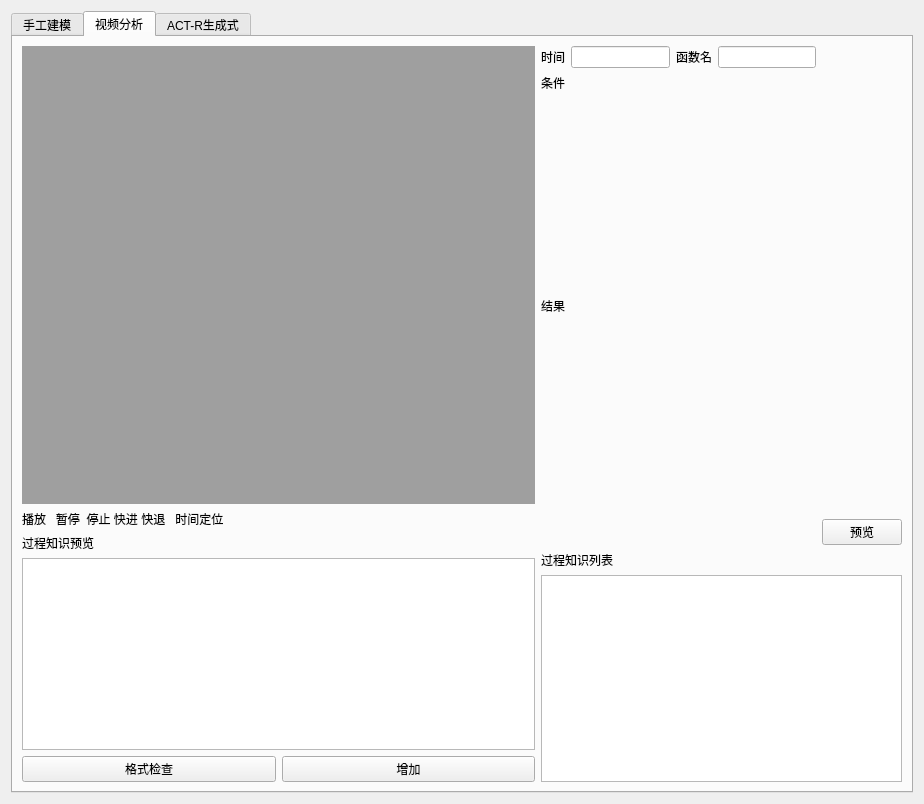
This is ui/行为分析.ui in 13385877395/HCI as Qt 5 draws it before an edit. The edited form follows.
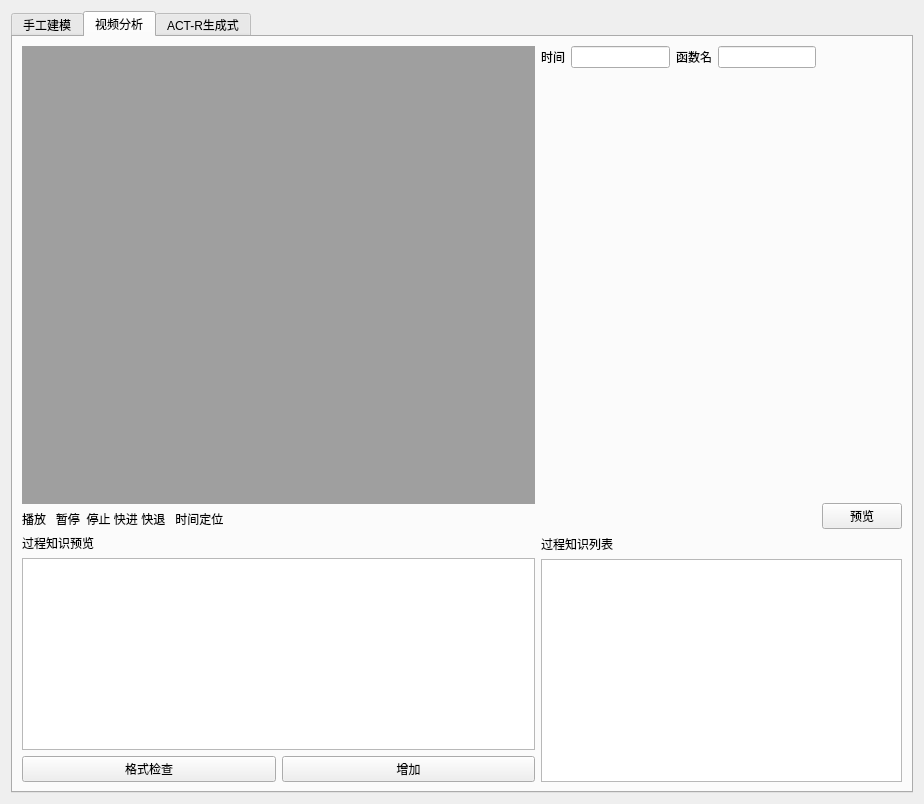
This is the edited form. The open tabs and pages were chosen to show the change. Icons and pictures are not drawn.

Commit message: 行为分析界面的加减号实现，且容易定位，方便之后内容提取做准备

```diff
--- a/ui/行为分析.ui
+++ b/ui/行为分析.ui
@@ -31,7 +31,7 @@
         </size>
        </property>
        <property name="currentIndex">
-        <number>0</number>
+        <number>1</number>
        </property>
        <widget class="QWidget" name="tab_3">
         <attribute name="icon">
@@ -227,9 +227,23 @@
            </item>
           </layout>
          </item>
-         <item row="4" column="2" colspan="3">
+         <item row="5" column="1">
+          <widget class="QPushButton" name="pushButton_5">
+           <property name="text">
+            <string>增加</string>
+           </property>
+          </widget>
+         </item>
+         <item row="2" column="2" colspan="3">
           <layout class="QGridLayout" name="gridLayout_14"/>
          </item>
+         <item row="3" column="4">
+          <widget class="QPushButton" name="pushButton_2">
+           <property name="text">
+            <string>预览</string>
+           </property>
+          </widget>
+         </item>
          <item row="0" column="3">
           <layout class="QHBoxLayout" name="horizontalLayout_11">
            <item>
@@ -251,17 +265,7 @@
            </item>
           </layout>
          </item>
-         <item row="5" column="4">
-          <widget class="QPushButton" name="pushButton_2">
-           <property name="text">
-            <string>预览</string>
-           </property>
-          </widget>
-         </item>
-         <item row="2" column="2" colspan="3">
-          <layout class="QGridLayout" name="gridLayout_11"/>
-         </item>
-         <item row="6" column="2" rowspan="2" colspan="3">
+         <item row="4" column="2" rowspan="2" colspan="3">
           <layout class="QVBoxLayout" name="verticalLayout_18">
            <item>
             <widget class="QLabel" name="label_27">
@@ -288,14 +292,14 @@
            </item>
           </layout>
          </item>
-         <item row="7" column="0">
+         <item row="5" column="0">
           <widget class="QPushButton" name="pushButton_10">
            <property name="text">
             <string>格式检查</string>
            </property>
           </widget>
          </item>
-         <item row="0" column="0" rowspan="7" colspan="2">
+         <item row="0" column="0" rowspan="5" colspan="2">
           <layout class="QVBoxLayout" name="verticalLayout_17">
            <item>
             <layout class="QVBoxLayout" name="verticalLayout_15">
@@ -366,38 +370,8 @@
            </item>
           </layout>
          </item>
-         <item row="7" column="1">
-          <widget class="QPushButton" name="pushButton_5">
-           <property name="text">
-            <string>增加</string>
-           </property>
-          </widget>
-         </item>
-         <item row="3" column="2">
-          <widget class="QLabel" name="label_11">
-           <property name="sizePolicy">
-            <sizepolicy hsizetype="Fixed" vsizetype="Fixed">
-             <horstretch>0</horstretch>
-             <verstretch>0</verstretch>
-            </sizepolicy>
-           </property>
-           <property name="text">
-            <string>结果</string>
-           </property>
-          </widget>
-         </item>
-         <item row="1" column="2">
-          <widget class="QLabel" name="label_13">
-           <property name="sizePolicy">
-            <sizepolicy hsizetype="Fixed" vsizetype="Fixed">
-             <horstretch>0</horstretch>
-             <verstretch>0</verstretch>
-            </sizepolicy>
-           </property>
-           <property name="text">
-            <string>条件</string>
-           </property>
-          </widget>
+         <item row="1" column="2" colspan="3">
+          <layout class="QGridLayout" name="gridLayout_11"/>
          </item>
         </layout>
        </widget>
```
The commit also changes 2 other files.
